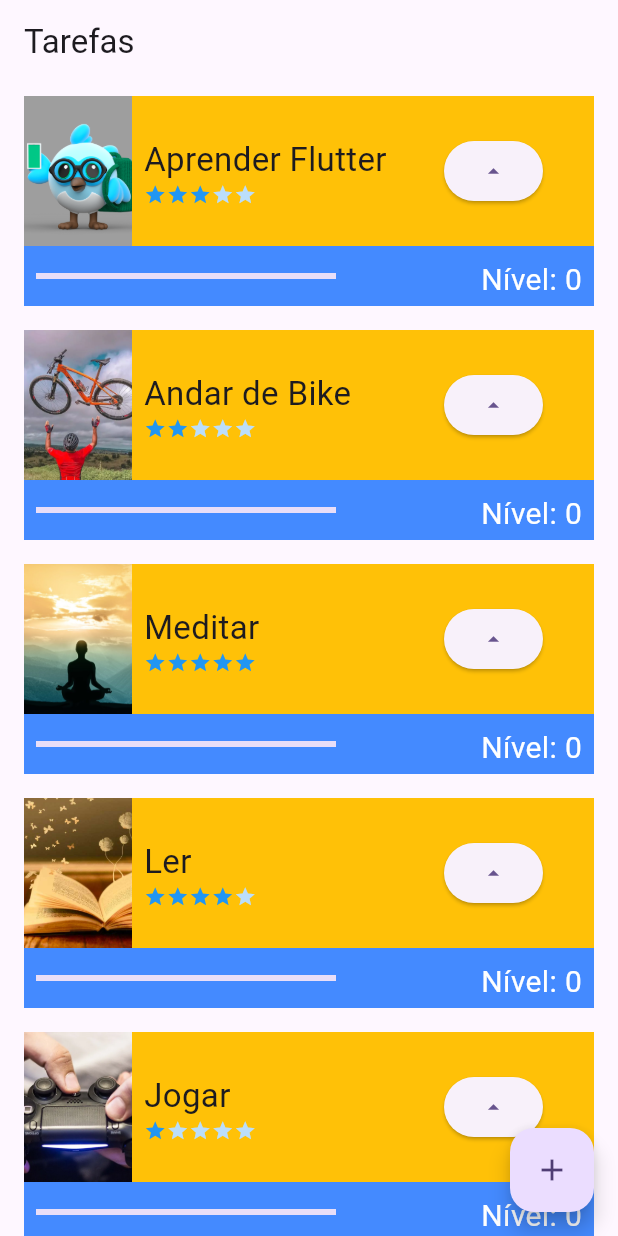
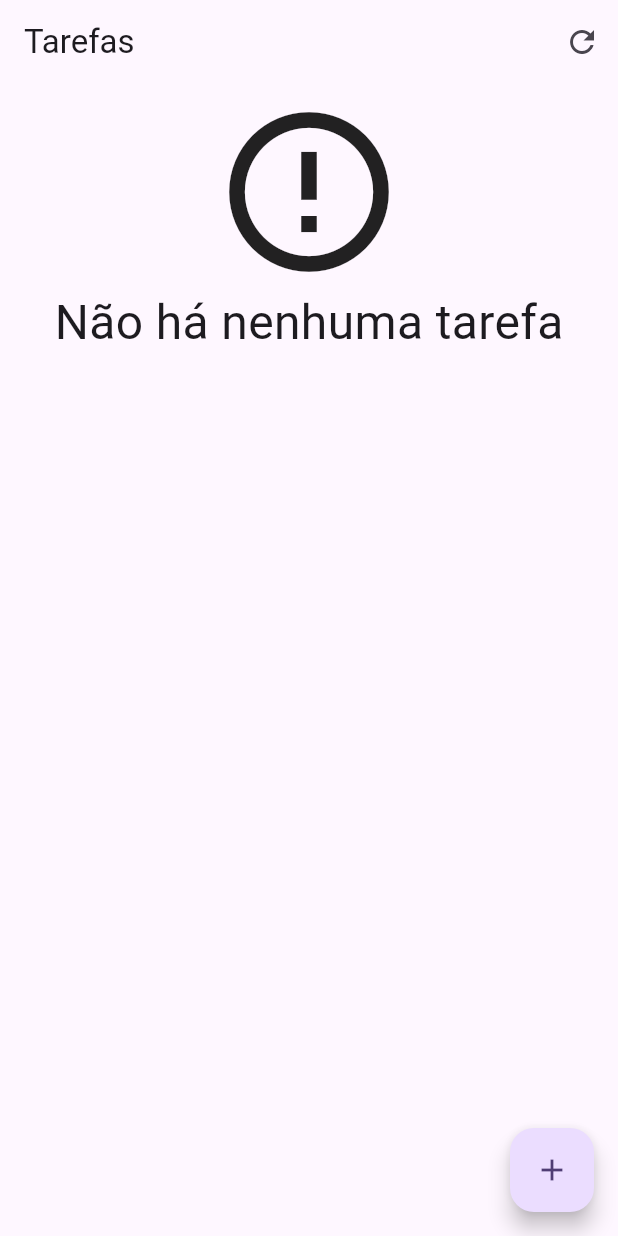
Before and after one commit to jugp/task-manager-app, a Flutter app: the screen it shows after launch, on a phone screen of 412 x 824 dp. Run offline on Flutter 3.47's test engine with Material 3 defaults, Android fonts, the phone set to English and light mode, and no system bars; our stand-ins replace sqflite; accounts and stored records are empty.

```diff
--- /dev/null
+++ b/lib/data/task_dao.dart
@@ -0,0 +1,68 @@
+import 'package:sqflite/sqflite.dart';
+import 'package:task_manager/data/database.dart';
+
+import '../components/task.dart';
+
+class TaskDao {
+  static const String _tableName = 'task';
+  static const String _name = 'name';
+  static const String _difficulty = 'difficulty';
+  static const String _image = 'image';
+
+  static const String createTableSql = '''
+    CREATE TABLE $_tableName (
+      id INTEGER PRIMARY KEY AUTOINCREMENT,
+      $_name TEXT,
+      $_difficulty INTEGER,
+      $_image TEXT
+    )
+  ''';
+
+  List<Task> toList(List<Map<String, dynamic>> list) {
+    final List<Task> tasks = [];
+    for (Map<String, dynamic> item in list) {
+      final Task task = Task(item[_name], item[_image], item[_difficulty]);
+      tasks.add(task);
+    }
+    return tasks;
+  }
+
+  Map<String, dynamic> toMap(Task task) {
+    return {_name: task.name, _difficulty: task.difficulty, _image: task.image};
+  }
+
+  Future<List<Task>> findAll() async {
+    print('Listando todos elementos');
+    final Database db = await getDatabase();
+    final List<Map<String, dynamic>> result = await db.query(_tableName);
+    return toList(result);
+  }
+
+  Future<List<Task>> find(String name) async {
+    print('Encontrando elemento: ${name}');
+    final Database db = await getDatabase();
+    final List<Map<String, dynamic>> result =
+        await db.query(_tableName, where: '$_name = ?', whereArgs: [name]);
+    return toList(result);
+  }
+
+  save(Task task) async {
+    final Database db = await getDatabase();
+    final List<Task> items = await find(task.name);
+
+    if (items.isEmpty) {
+      print('Inserindo novo elemento: ${task.name}');
+      await db.insert(_tableName, toMap(task));
+    } else {
+      print('Atualizando elemento: ${task.name}');
+      await db.update(_tableName, toMap(task),
+          where: '$_name = ?', whereArgs: [task.name]);
+    }
+  }
+
+  delete(String name) async {
+    final Database db = await getDatabase();
+    print('Deletando elemento: ${name}');
+    await db.delete(_tableName, where: '$_name = ?', whereArgs: [name]);
+  }
+}
--- a/lib/screens/home_screen.dart
+++ b/lib/screens/home_screen.dart
@@ -1,6 +1,9 @@
 import 'package:flutter/material.dart';
+import 'package:task_manager/data/task_dao.dart';
 import 'package:task_manager/data/task_inherited.dart';
 import 'package:task_manager/screens/form_screen.dart';
+
+import '../components/task.dart';
 
 class HomeScreen extends StatefulWidget {
   const HomeScreen({super.key});
@@ -10,23 +13,91 @@ class HomeScreen extends StatefulWidget {
 }
 
 class _HomeScreenState extends State<HomeScreen> {
+  late Future<List<Task>> _futureData;
+
+  Future<List<Task>> fetchData() async {
+    return await TaskDao().findAll();
+  }
+
+  void _createItem() async {
+    Navigator.push(
+      context,
+      MaterialPageRoute(builder: (context) => const FormScreen()),
+    ).then((_){
+      setState(() {
+        _futureData = fetchData();
+      });
+    });
+  }
+
+  @override
+  void initState() {
+    super.initState();
+    _futureData = fetchData();
+  }
 
   @override
   Widget build(BuildContext context) {
     return Scaffold(
       appBar: AppBar(
         title: const Text('Tarefas'),
+        actions: [
+          IconButton(
+              onPressed: () {
+                setState(() {
+                  _futureData = fetchData();
+                });
+              },
+              icon: const Icon(Icons.refresh))
+        ],
       ),
-      body: ListView(
-        children: TaskInherited.of(context).taskList,
+      body: Padding(
+        padding: const EdgeInsets.only(top: 8, bottom: 70),
+        child: FutureBuilder(
+            future: _futureData,
+            builder: (context, snapshot) {
+              print('Estado: $snapshot.connectionState');
+              if (snapshot.connectionState == ConnectionState.done) {
+                List<Task>? items = snapshot.data;
+                if (snapshot.hasData && items != null && items.length > 0) {
+                  print('Com dados');
+                  print(items);
+                  return ListView.builder(
+                      itemCount: items.length,
+                      itemBuilder: (BuildContext context, int index) {
+                        return items[index];
+                      });
+                } else {
+                  print('Sem dados');
+                  return const Center(
+                    child: Column(
+                      children: [
+                        Icon(Icons.error_outline, size: 128),
+                        Text(
+                          'Não há nenhuma tarefa',
+                          style: TextStyle(fontSize: 32),
+                        )
+                      ],
+                    ),
+                  );
+                }
+              } else {
+                return const Center(
+                  child: Column(
+                    children: [
+                      CircularProgressIndicator(),
+                      Text(
+                        'Carregando',
+                        style: TextStyle(fontSize: 32),
+                      )
+                    ],
+                  ),
+                );
+              }
+            }),
       ),
       floatingActionButton: FloatingActionButton(
-        onPressed: () {
-          Navigator.push(
-            context,
-            MaterialPageRoute(builder: (context) => const FormScreen()),
-          );
-        },
+        onPressed: _createItem,
         child: const Icon(Icons.add),
       ),
     );
--- a/pubspec.yaml
+++ b/pubspec.yaml
@@ -35,6 +35,7 @@ dependencies:
   # The following adds the Cupertino Icons font to your application.
   # Use with the CupertinoIcons class for iOS style icons.
   cupertino_icons: ^1.0.8
+  sqflite: ^2.4.0
 
 dev_dependencies:
   flutter_test:
```
Also changed, not shown: lib/components/task.dart (+30 -0 lines), lib/data/database.dart (added, +14 -0 lines), lib/screens/form_screen.dart (+7 -2 lines), pubspec.lock.
